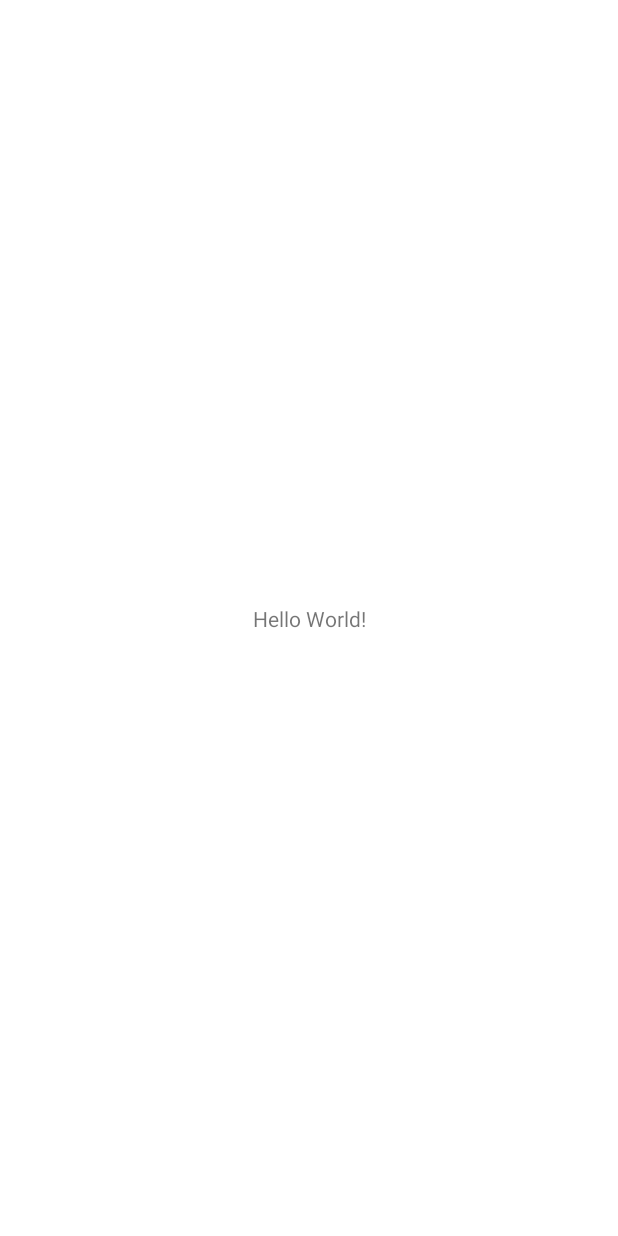
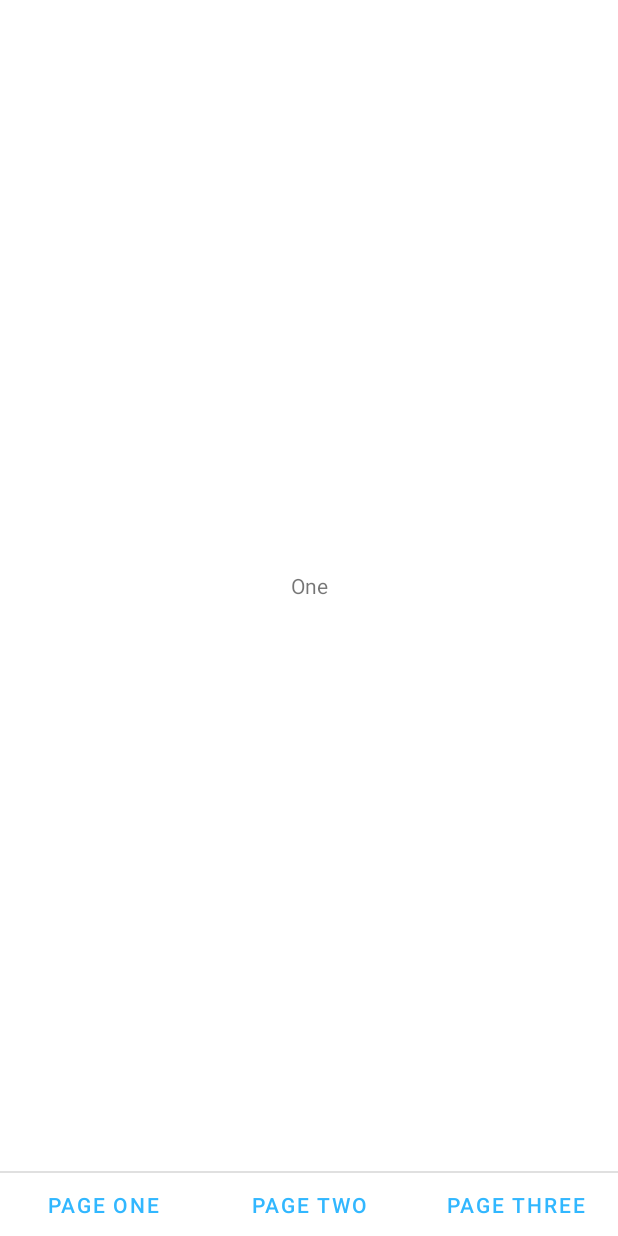
Before and after one commit to Senex-x/android-course-2, an Android app: the screen it shows after launch (MainActivity), on a phone screen of 412 x 824 dp. Before the commit the screen is almost empty. Run offline under Robolectric (Android 15) with nearby library versions, the phone set to English and light mode, and no system bars.

Commit message:
Add fragment transactions with overlap

```diff
--- a/app/build.gradle
+++ b/app/build.gradle
@@ -43,6 +43,7 @@ dependencies {
     // Do not raise library version. Higher compile SDK needed.
     implementation 'com.google.android.material:material:1.5.0-alpha02'
     implementation 'androidx.constraintlayout:constraintlayout:2.1.1'
+    implementation "androidx.fragment:fragment-ktx:1.3.6"
 
     testImplementation 'junit:junit:4.13.2'
 
--- a/app/src/main/java/com/senex/androidlab1/views/activities/MainActivity.kt
+++ b/app/src/main/java/com/senex/androidlab1/views/activities/MainActivity.kt
@@ -2,12 +2,56 @@ package com.senex.androidlab1.views.activities
 
 import android.os.Bundle
 import androidx.appcompat.app.AppCompatActivity
+import androidx.fragment.app.Fragment
+import androidx.fragment.app.FragmentManager
+import androidx.fragment.app.commit
+import androidx.fragment.app.replace
 import com.senex.androidlab1.R
+import com.senex.androidlab1.databinding.ActivityMainBinding
+import com.senex.androidlab1.utils.log
+import com.senex.androidlab1.views.fragments.PageOneFragment
+import com.senex.androidlab1.views.fragments.PageThreeFragment
+import com.senex.androidlab1.views.fragments.PageTwoFragment
+
 
 class MainActivity : AppCompatActivity() {
+    private lateinit var binding: ActivityMainBinding
+
     override fun onCreate(savedInstanceState: Bundle?) {
         super.onCreate(savedInstanceState)
-        setContentView(R.layout.activity_main)
 
+        binding = ActivityMainBinding.inflate(layoutInflater)
+        setContentView(binding.root)
+
+        binding.init()
+    }
+
+    private fun ActivityMainBinding.init() {
+        supportFragmentManager.commit {
+            add(R.id.view_fragment_container, PageOneFragment(), "PageOneFragment")
+            setReorderingAllowed(true)
+        }
+
+        buttonPageOne.setOnClickListener {
+            replaceFragmentWith<PageTwoFragment>("PageOneFragment")
+        }
+
+        buttonPageTwo.setOnClickListener {
+            replaceFragmentWith<PageTwoFragment>("PageTwoFragment")
+        }
+
+        buttonPageThree.setOnClickListener {
+            replaceFragmentWith<PageThreeFragment>("PageThreeFragment")
+        }
+    }
+
+    private inline fun <reified T : Fragment> replaceFragmentWith(
+        fragmentName: String
+    ) {
+        supportFragmentManager.commit {
+            replace<T>(R.id.view_fragment_container, fragmentName)
+            setReorderingAllowed(true)
+            addToBackStack(null)
+        }
     }
 }
--- /dev/null
+++ b/app/src/main/java/com/senex/androidlab1/views/fragments/PageOneFragment.kt
@@ -0,0 +1,35 @@
+package com.senex.androidlab1.views.fragments
+
+import android.os.Bundle
+import android.view.LayoutInflater
+import android.view.View
+import android.view.ViewGroup
+import androidx.fragment.app.Fragment
+import com.senex.androidlab1.databinding.FragmentPageOneBinding
+
+class PageOneFragment : Fragment() {
+    private var _binding: FragmentPageOneBinding? = null
+    private val binding
+        get() = _binding!!
+
+
+    override fun onCreateView(
+        inflater: LayoutInflater,
+        container: ViewGroup?,
+        savedInstanceState: Bundle?
+    ): View {
+        _binding = FragmentPageOneBinding
+            .inflate(inflater, container, false)
+
+        return binding.apply { init() }.root
+    }
+
+    private fun FragmentPageOneBinding.init() {
+
+    }
+
+    override fun onDestroyView() {
+        super.onDestroyView()
+        _binding = null
+    }
+}
--- a/app/src/main/res/layout/activity_main.xml
+++ b/app/src/main/res/layout/activity_main.xml
@@ -6,13 +6,59 @@
     android:layout_height="match_parent"
     tools:context=".views.activities.MainActivity">
 
-    <TextView
-        android:layout_width="wrap_content"
-        android:layout_height="wrap_content"
-        android:text="Hello World!"
+    <LinearLayout
+        android:id="@+id/layout_bottom_navigation"
+        android:layout_width="match_parent"
+        android:layout_height="@dimen/bar_height_default"
+        android:orientation="horizontal"
         app:layout_constraintBottom_toBottomOf="parent"
-        app:layout_constraintLeft_toLeftOf="parent"
-        app:layout_constraintRight_toRightOf="parent"
+        app:layout_constraintEnd_toEndOf="parent"
+        app:layout_constraintStart_toStartOf="parent">
+
+        <Button
+            android:id="@+id/button_page_one"
+            android:layout_width="0dp"
+            android:layout_height="match_parent"
+            android:layout_weight="1"
+            android:background="?android:attr/selectableItemBackground"
+            android:text="Page one"
+            android:textColor="@color/primary" />
+
+        <Button
+            android:id="@+id/button_page_two"
+            android:layout_width="0dp"
+            android:layout_height="match_parent"
+            android:layout_weight="1"
+            android:background="?android:attr/selectableItemBackground"
+            android:text="Page two"
+            android:textColor="@color/primary" />
+
+        <Button
+            android:id="@+id/button_page_three"
+            android:layout_width="0dp"
+            android:layout_height="match_parent"
+            android:layout_weight="1"
+            android:background="?android:attr/selectableItemBackground"
+            android:text="Page three"
+            android:textColor="@color/primary" />
+
+    </LinearLayout>
+
+    <androidx.fragment.app.FragmentContainerView
+        android:id="@+id/view_fragment_container"
+        android:layout_width="match_parent"
+        android:layout_height="0dp"
+        app:layout_constraintBottom_toTopOf="@id/view_divider"
         app:layout_constraintTop_toTopOf="parent" />
 
+    <com.google.android.material.divider.MaterialDivider
+        android:id="@+id/view_divider"
+        android:layout_width="match_parent"
+        android:layout_height="wrap_content"
+        app:layout_constraintBottom_toTopOf="@id/layout_bottom_navigation"
+        app:layout_constraintEnd_toEndOf="parent"
+        app:layout_constraintStart_toStartOf="parent"
+        tools:layout_height="1dp" />
+
+
 </androidx.constraintlayout.widget.ConstraintLayout>
--- /dev/null
+++ b/app/src/main/res/layout/fragment_page_one.xml
@@ -0,0 +1,15 @@
+<?xml version="1.0" encoding="utf-8"?>
+<androidx.constraintlayout.widget.ConstraintLayout xmlns:android="http://schemas.android.com/apk/res/android"
+    android:layout_width="match_parent"
+    android:layout_height="match_parent"
+    xmlns:app="http://schemas.android.com/apk/res-auto">
+
+    <TextView
+        android:layout_width="wrap_content"
+        android:layout_height="wrap_content"
+        android:text="One"
+        app:layout_constraintTop_toTopOf="parent"
+        app:layout_constraintBottom_toBottomOf="parent"
+        app:layout_constraintStart_toStartOf="parent"
+        app:layout_constraintEnd_toEndOf="parent"/>
+</androidx.constraintlayout.widget.ConstraintLayout>
```
Also changed, not shown: app/src/main/java/com/senex/androidlab1/views/fragments/PageThreeFragment.kt (added, +35 -0 lines), app/src/main/java/com/senex/androidlab1/views/fragments/PageTwoFragment.kt (added, +35 -0 lines), app/src/main/res/layout/fragment_page_three.xml (added, +15 -0 lines), app/src/main/res/layout/fragment_page_two.xml (added, +15 -0 lines).
